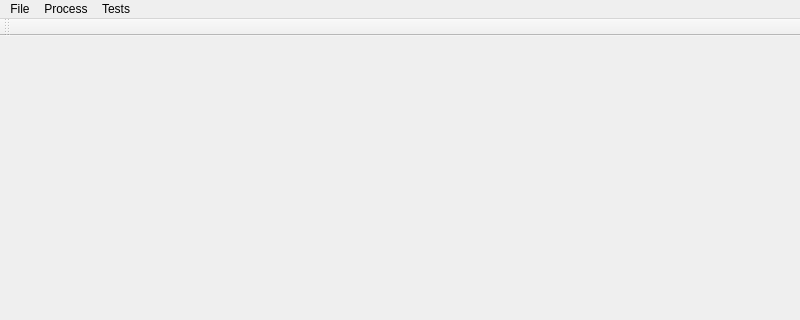
Before: the Qt Designer form mainwindow.ui in yojiyojiyoji/sample-qt-opencv, drawn with Qt 5; both pictures show x 0 to 800 and y 0 to 320 of the 800 by 600 pixel window.
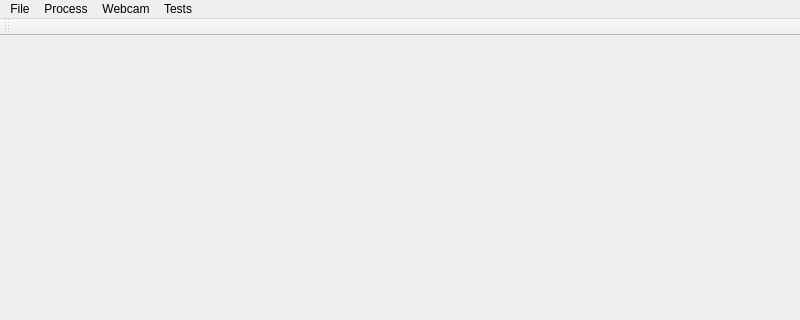
After: the same form once the commit is applied.

Commit message: 1. added some new image processing functions (horizontal flip, clockwise/counter-clockwise rotations) 2. added a video displaying (webcam) function 3. changed the image displaying methods (disabled image viewer widget)

```diff
--- a/mainwindow.ui
+++ b/mainwindow.ui
@@ -52,8 +52,15 @@
     <addaction name="actionTest01"/>
     <addaction name="actionTest02"/>
    </widget>
+   <widget class="QMenu" name="menuWebcam">
+    <property name="title">
+     <string>Webcam</string>
+    </property>
+    <addaction name="actionOpenWebcamWindow"/>
+   </widget>
    <addaction name="menuFile"/>
    <addaction name="menuProcess"/>
+   <addaction name="menuWebcam"/>
    <addaction name="menuTests"/>
   </widget>
   <action name="actionOpen">
```
Left out of the diff: 30 changed lines with no effect on the pictures. The commit also changes 7 other files.
